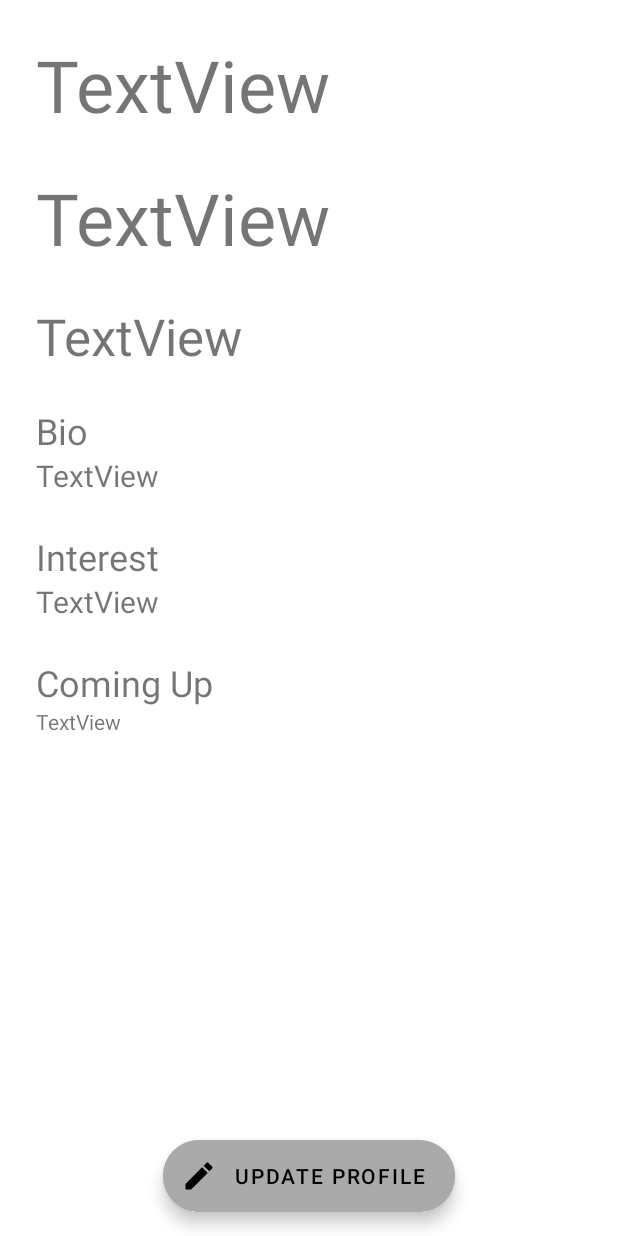
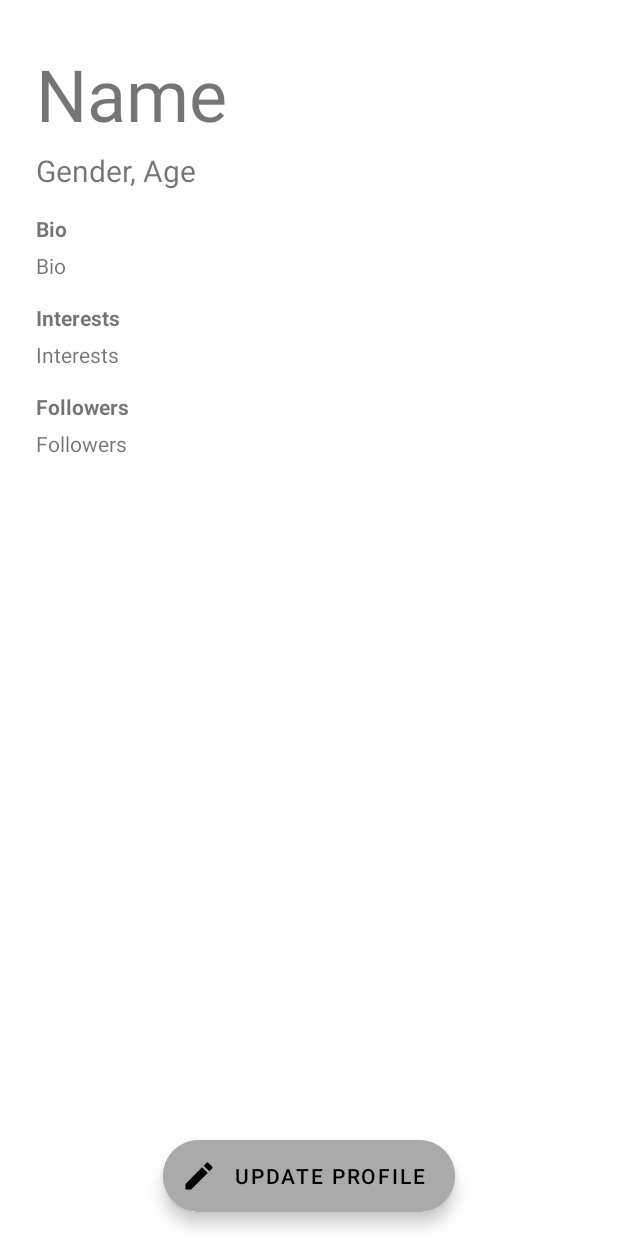
Before and after one commit to rectuspin/CZ2006_final, an Android app: the layout activity_view_profile.xml on its own in the app's theme, with its tools: preview values and no code run, on a phone screen of 412 x 824 dp. Run offline under Robolectric (Android 15) with nearby library versions, the phone set to English and light mode, and no system bars.

Commit message:
Follow fix

```diff
--- a/app/src/main/res/layout/activity_view_profile.xml
+++ b/app/src/main/res/layout/activity_view_profile.xml
@@ -15,92 +15,101 @@
         app:layout_constraintStart_toStartOf="parent"
         app:layout_constraintTop_toTopOf="parent">
 
-        <LinearLayout
+        <androidx.constraintlayout.widget.ConstraintLayout
+            android:id="@+id/linearLayout"
             android:layout_width="match_parent"
             android:layout_height="match_parent"
-            android:orientation="vertical">
+            app:layout_constraintBottom_toTopOf="@+id/tvBioLabel"
+            app:layout_constraintTop_toTopOf="@+id/tvBioLabel">
 
             <TextView
                 android:id="@+id/tvName"
                 android:layout_width="wrap_content"
                 android:layout_height="wrap_content"
                 android:layout_marginStart="24dp"
-                android:layout_marginTop="24dp"
-                android:text="TextView"
-                android:textSize="48sp" />
+                android:layout_marginTop="30dp"
+                android:text="Name"
+                android:textSize="48sp"
+                app:layout_constraintStart_toStartOf="parent"
+                app:layout_constraintTop_toTopOf="parent" />
 
             <TextView
-                android:id="@+id/tvEmail"
+                android:id="@+id/tvGenderAge"
                 android:layout_width="wrap_content"
                 android:layout_height="wrap_content"
                 android:layout_marginStart="24dp"
-                android:layout_marginTop="24dp"
-                android:text="TextView"
-                android:textSize="48sp" />
-
-            <TextView
-                android:id="@+id/tvGender"
-                android:layout_width="wrap_content"
-                android:layout_height="wrap_content"
-                android:layout_marginStart="24dp"
-                android:layout_marginTop="24dp"
-                android:text="TextView"
-                android:textSize="34sp" />
+                android:layout_marginTop="5dp"
+                android:text="Gender, Age"
+                android:textSize="20sp"
+                app:layout_constraintStart_toStartOf="parent"
+                app:layout_constraintTop_toBottomOf="@+id/tvName" />
 
             <TextView
                 android:id="@+id/tvBioLabel"
                 android:layout_width="wrap_content"
                 android:layout_height="wrap_content"
                 android:layout_marginStart="24dp"
-                android:layout_marginTop="24dp"
+                android:layout_marginTop="15dp"
                 android:labelFor="@+id/tvBio"
                 android:text="@string/bio_header"
-                android:textSize="24sp" />
+                android:textSize="14sp"
+                android:textStyle="bold"
+                app:layout_constraintStart_toStartOf="parent"
+                app:layout_constraintTop_toBottomOf="@+id/tvGenderAge" />
 
             <TextView
                 android:id="@+id/tvBio"
                 android:layout_width="wrap_content"
                 android:layout_height="wrap_content"
-                android:layout_marginStart="24dp"
-                android:text="TextView"
-                android:textSize="20sp" />
+                android:layout_marginTop="5dp"
+                android:text="Bio"
+                android:textSize="14sp"
+                app:layout_constraintStart_toStartOf="@+id/tvBioLabel"
+                app:layout_constraintTop_toBottomOf="@+id/tvBioLabel" />
 
             <TextView
-                android:id="@+id/tvInterestLabel"
+                android:id="@+id/tvInterestsLabel"
                 android:layout_width="wrap_content"
                 android:layout_height="wrap_content"
                 android:layout_marginStart="24dp"
-                android:layout_marginTop="24dp"
-                android:labelFor="@+id/tvInterest"
-                android:text="@string/interest_header"
-                android:textSize="24sp" />
+                android:layout_marginTop="15dp"
+                android:labelFor="@+id/tvInterests"
+                android:text="Interests"
+                android:textSize="14sp"
+                android:textStyle="bold"
+                app:layout_constraintStart_toStartOf="parent"
+                app:layout_constraintTop_toBottomOf="@+id/tvBio" />
 
             <TextView
-                android:id="@+id/tvInterest"
+                android:id="@+id/tvInterests"
                 android:layout_width="wrap_content"
                 android:layout_height="wrap_content"
-                android:layout_marginStart="24dp"
-                android:text="TextView"
-                android:textSize="20sp" />
+                android:layout_marginTop="5dp"
+                android:text="Interests"
+                android:textSize="14sp"
+                app:layout_constraintStart_toStartOf="@+id/tvInterestsLabel"
+                app:layout_constraintTop_toBottomOf="@+id/tvInterestsLabel" />
 
             <TextView
-                android:id="@+id/tvCommingUpLabel"
+                android:id="@+id/tvFollowersLabel"
                 android:layout_width="wrap_content"
                 android:layout_height="wrap_content"
-                android:layout_marginStart="24dp"
-                android:layout_marginTop="24dp"
-                android:labelFor="@+id/tvUpComing"
-                android:text="@string/coming_up_header"
-                android:textSize="24sp" />
+                android:layout_marginTop="15dp"
+                android:text="Followers"
+                android:textStyle="bold"
+                app:layout_constraintStart_toStartOf="@+id/tvInterests"
+                app:layout_constraintTop_toBottomOf="@+id/tvInterests" />
 
             <TextView
-                android:id="@+id/tvUpComing"
+                android:id="@+id/tvFollowers"
                 android:layout_width="wrap_content"
                 android:layout_height="wrap_content"
-                android:layout_marginStart="24dp"
-                android:text="TextView" />
+                android:layout_marginTop="5dp"
+                android:text="Followers"
+                app:layout_constraintStart_toStartOf="@+id/tvFollowersLabel"
+                app:layout_constraintTop_toBottomOf="@+id/tvFollowersLabel" />
 
-        </LinearLayout>
+        </androidx.constraintlayout.widget.ConstraintLayout>
     </ScrollView>
 
     <com.google.android.material.floatingactionbutton.ExtendedFloatingActionButton
```
Also changed, not shown: app/src/main/java/com/example/athletica/data/account/LoginRegisterManager.java (+23 -2 lines), app/src/main/java/com/example/athletica/data/profile/ProfileManager.java (+8 -5 lines), app/src/main/java/com/example/athletica/data/user/UserProfile.java (+18 -11 lines), app/src/main/java/com/example/athletica/ui/profile/CreateProfileActivity.java (+56 -3 lines), app/src/main/java/com/example/athletica/ui/profile/ViewProfileActivity.java (+91 -15 lines).
